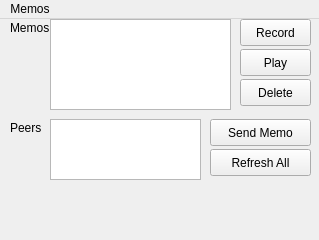
The window that gui/memos/memos.ui (cwoodruf/cmpt433-nap-time) describes before a commit, drawn with Qt 5.
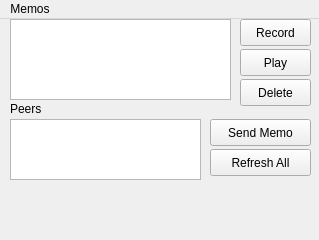
The same window after the commit.

Commit message: removed label for memos form

The edit to the form file:
```diff
--- a/gui/memos/memos.ui
+++ b/gui/memos/memos.ui
@@ -17,10 +17,10 @@
    <widget class="QListWidget" name="listMemos">
     <property name="geometry">
      <rect>
-      <x>50</x>
+      <x>10</x>
       <y>0</y>
-      <width>181</width>
-      <height>91</height>
+      <width>221</width>
+      <height>81</height>
      </rect>
     </property>
     <property name="toolTip">
@@ -30,9 +30,9 @@
    <widget class="QListWidget" name="listPeers">
     <property name="geometry">
      <rect>
-      <x>50</x>
+      <x>10</x>
       <y>100</y>
-      <width>151</width>
+      <width>191</width>
       <height>61</height>
      </rect>
     </property>
@@ -105,30 +105,11 @@
      <string>Delete</string>
     </property>
    </widget>
-   <widget class="QLabel" name="lblMemos">
-    <property name="geometry">
-     <rect>
-      <x>10</x>
-      <y>0</y>
-      <width>41</width>
-      <height>17</height>
-     </rect>
-    </property>
-    <property name="styleSheet">
-     <string notr="true">font: 8pt &quot;Ubuntu&quot;;</string>
-    </property>
-    <property name="text">
-     <string>Memos</string>
-    </property>
-    <property name="scaledContents">
-     <bool>false</bool>
-    </property>
-   </widget>
    <widget class="QLabel" name="label_2">
     <property name="geometry">
      <rect>
       <x>10</x>
-      <y>100</y>
+      <y>80</y>
       <width>31</width>
       <height>17</height>
      </rect>
@@ -139,6 +120,9 @@
     <property name="text">
      <string>Peers</string>
     </property>
+    <property name="alignment">
+     <set>Qt::AlignBottom|Qt::AlignLeading|Qt::AlignLeft</set>
+    </property>
    </widget>
   </widget>
   <widget class="QMenuBar" name="menubar">
```
